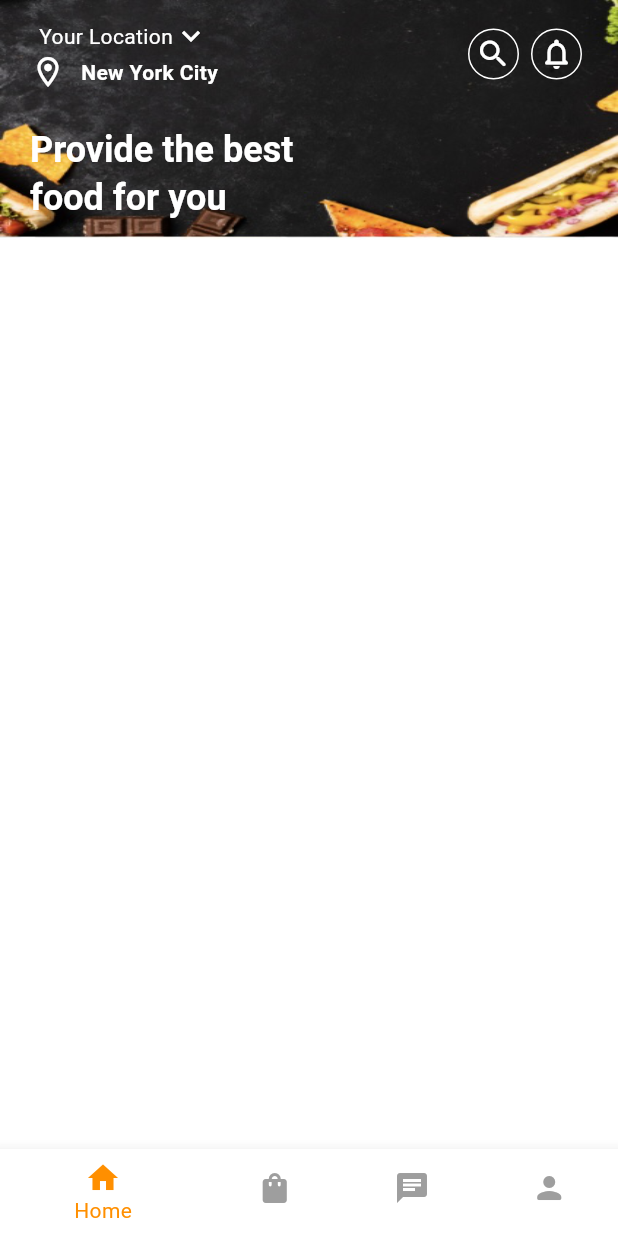
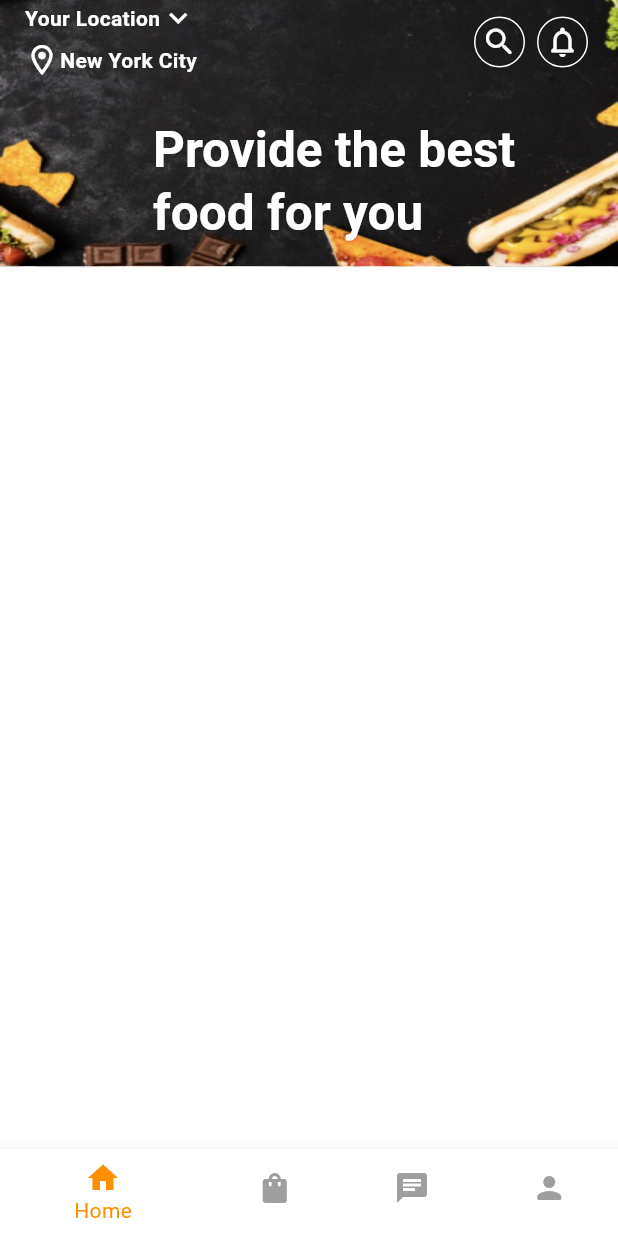
Before and after one commit to alpha-sow/fooddelivery, a Flutter app: the screen it shows after launch, on a phone screen of 412 x 824 dp. Run offline on Flutter 3.47's test engine with Material 3 defaults, Android fonts, the phone set to English and light mode, and no system bars; our stand-ins replace auto_route, flutter_svg, vector_graphics.

Commit message:
feat: home header custom scroll

```diff
--- a/lib/app/view/home_view.dart
+++ b/lib/app/view/home_view.dart
@@ -4,64 +4,74 @@ import 'package:fooddelivery/app/view/widgets/widgets.dart';
 import 'package:fooddelivery/assets/assets.gen.dart';
 
 @RoutePage()
-class HomeView extends StatelessWidget {
+class HomeView extends StatefulWidget {
   const HomeView({super.key});
+
+  @override
+  State<HomeView> createState() => _HomeViewState();
+}
+
+class _HomeViewState extends State<HomeView> {
+  final ScrollController _scrollController = ScrollController();
+  final double height = 180.0;
+  double _flexibleSpaceHeight = 180.0;
+  bool _showTitle = true;
+
+  @override
+  void initState() {
+    super.initState();
+    _scrollController.addListener(() {
+      setState(() {
+        _flexibleSpaceHeight = height - _scrollController.offset;
+        if (_flexibleSpaceHeight < 0) {
+          _flexibleSpaceHeight = 0; // Prevent negative height
+        }
+        _showTitle = _scrollController.offset < height * .5;
+      });
+    });
+  }
 
   @override
   Widget build(BuildContext context) {
     return Scaffold(
-      appBar: PreferredSize(
-        preferredSize: const Size.fromHeight(160),
-        child: Container(
-          decoration: BoxDecoration(
-            image: DecorationImage(
-              fit: BoxFit.fill,
-              image: AssetImage(Assets.images.dashboardHeader.path),
-            ),
-          ),
-          child: SafeArea(
-            child: Padding(
-              padding: const EdgeInsets.symmetric(horizontal: 20.0),
-              child: Column(
-                mainAxisAlignment: MainAxisAlignment.spaceAround,
-                crossAxisAlignment: CrossAxisAlignment.start,
-                children: [
-                  Row(
-                    children: [
-                      const Column(
-                        children: [
-                          Row(
-                            children: [
-                              Text(
-                                'Your Location',
-                                style: TextStyle(color: Colors.white),
-                              ),
-                              Icon(
-                                Icons.keyboard_arrow_down,
-                                color: Colors.white,
-                              )
-                            ],
-                          ),
-                          Row(
-                            children: [
-                              Padding(
-                                padding: EdgeInsets.only(right: 10.0),
-                                child: Icon(
-                                  Icons.location_on_outlined,
-                                  color: Colors.white,
-                                ),
-                              ),
-                              Text(
-                                'New York City',
-                                style: TextStyle(
-                                  color: Colors.white,
-                                  fontWeight: FontWeight.bold,
-                                ),
+      body: CustomScrollView(
+        controller: _scrollController,
+        slivers: [
+          _HomeHeader(
+            height: height,
+            showTitle: _showTitle,
+            flexibleSpaceHeight: _flexibleSpaceHeight,
           ),
         ],
       ),
-                        ],
-                      ),
+    );
+  }
+
+  @override
+  void dispose() {
+    _scrollController.dispose();
+    super.dispose();
+  }
+}
+
+class _HomeHeader extends StatelessWidget {
+  const _HomeHeader({
+    required this.flexibleSpaceHeight,
+    this.showTitle = false,
+    required this.height,
+  });
+  final double height;
+  final double flexibleSpaceHeight;
+  final bool showTitle;
+  @override
+  Widget build(BuildContext context) {
+    return SliverAppBar(
+      backgroundColor: Theme.of(context).colorScheme.primary,
+      expandedHeight: height,
+      pinned: true,
+      title: Row(
+        children: [
+          const AppHeaderLocation(),
           const Spacer(),
           Row(
             children: [
@@ -83,35 +93,22 @@ class HomeView extends StatelessWidget {
           )
         ],
       ),
-                  Column(
-                    crossAxisAlignment: CrossAxisAlignment.start,
-                    children: [
-                      Text(
-                        'Provide the best',
-                        style:
-                            Theme.of(context).textTheme.headlineSmall?.copyWith(
+      flexibleSpace: FlexibleSpaceBar(
+        title: showTitle
+            ? const Padding(
+                padding: EdgeInsets.symmetric(horizontal: 20.0),
+                child: Text(
+                  'Provide the best food for you',
+                  style: TextStyle(
                     color: Colors.white,
                     fontWeight: FontWeight.bold,
                   ),
                 ),
-                      Text(
-                        'food for you',
-                        style:
-                            Theme.of(context).textTheme.headlineSmall?.copyWith(
-                                  color: Colors.white,
-                                  fontWeight: FontWeight.bold,
+              )
+            : null,
+        background: Container(
+          child: Assets.images.dashboardHeader.image(fit: BoxFit.fill),
         ),
-                      ),
-                    ],
-                  ),
-                ],
-              ),
-            ),
-          ),
-        ),
-      ),
-      body: ListView(
-        children: const [],
       ),
     );
   }
--- /dev/null
+++ b/lib/app/view/widgets/app_header_location.dart
@@ -0,0 +1,40 @@
+import 'package:flutter/material.dart';
+import 'package:fooddelivery/app/view/widgets/app_text_button_icon.dart';
+
+class AppHeaderLocation extends StatelessWidget {
+  const AppHeaderLocation({super.key});
+
+  @override
+  Widget build(BuildContext context) {
+    return Column(
+      children: [
+        AppTextButtonIcon(
+          label: Text(
+            'Your Location',
+            style: Theme.of(context).textTheme.bodyMedium?.copyWith(
+                  color: Colors.white,
+                  fontWeight: FontWeight.bold,
+                ),
+          ),
+          icon: const Icon(
+            Icons.keyboard_arrow_down,
+            color: Colors.white,
+          ),
+        ),
+        AppTextButtonIcon(
+          label: const Icon(
+            Icons.location_on_outlined,
+            color: Colors.white,
+          ),
+          icon: Text(
+            'New York City',
+            style: Theme.of(context).textTheme.bodyMedium?.copyWith(
+                  color: Colors.white,
+                  fontWeight: FontWeight.bold,
+                ),
+          ),
+        ),
+      ],
+    );
+  }
+}
--- /dev/null
+++ b/lib/app/view/widgets/app_text_button_icon.dart
@@ -0,0 +1,25 @@
+import 'package:flutter/material.dart';
+
+class AppTextButtonIcon extends StatelessWidget {
+  const AppTextButtonIcon({
+    super.key,
+    required this.label,
+    required this.icon,
+  });
+
+  final Widget label;
+  final Widget icon;
+
+  @override
+  Widget build(BuildContext context) {
+    return Padding(
+      padding: const EdgeInsets.only(bottom: 4.0),
+      child: Row(
+        children: [
+          label,
+          icon,
+        ],
+      ),
+    );
+  }
+}
--- a/lib/app/view/widgets/widgets.dart
+++ b/lib/app/view/widgets/widgets.dart
@@ -1 +1,3 @@
+export 'app_header_location.dart';
 export 'app_icon_button.dart';
+export 'app_text_button_icon.dart';
```
Lines whose indentation alone changed are shown as unchanged.
